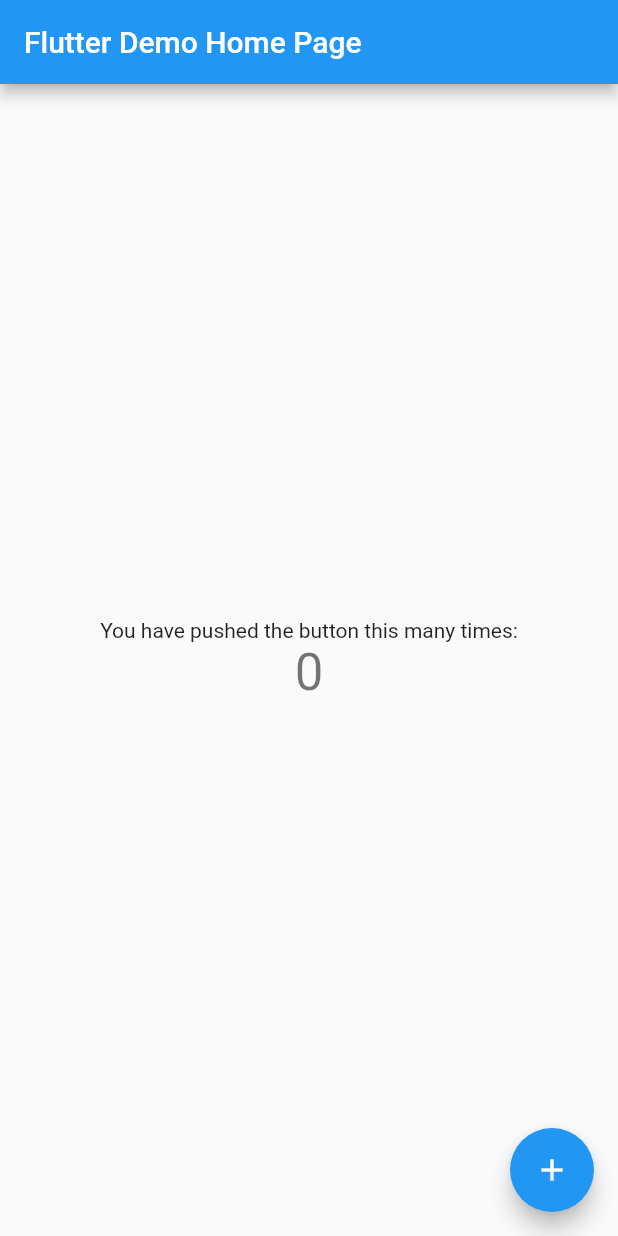
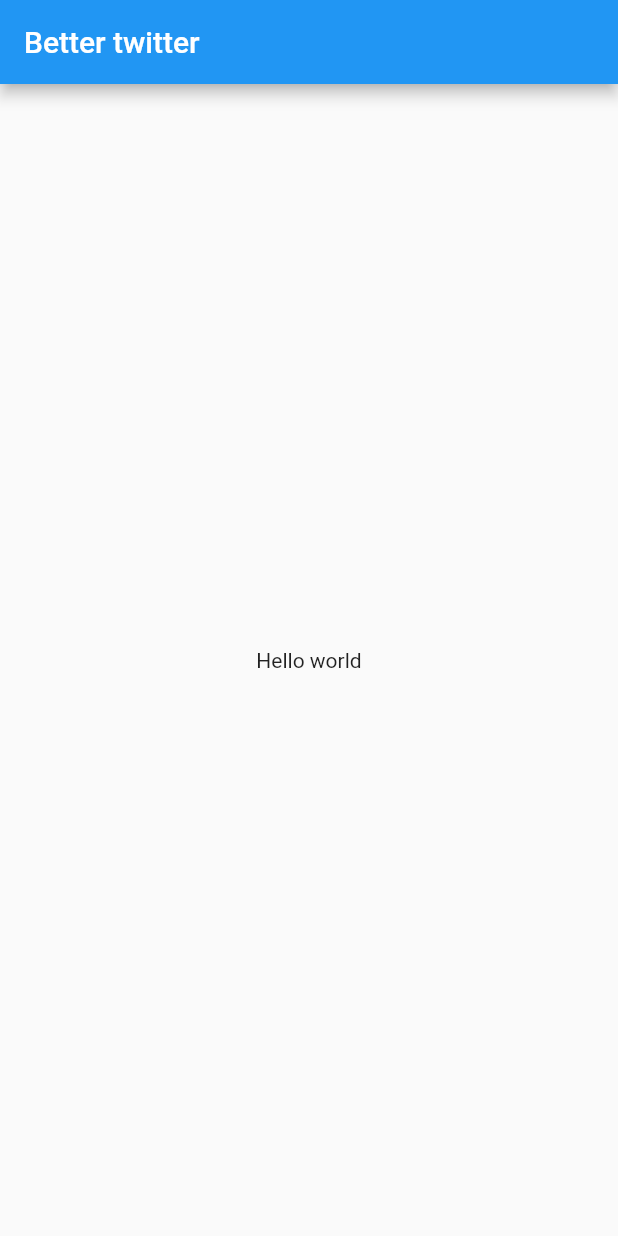
Before and after one commit to srineesh-s/BetterTwitter, a Flutter app: the screen it shows after launch, on a phone screen of 412 x 824 dp. Run offline on Flutter 3.47's test engine with Material 2 defaults, Android fonts, the phone set to English and light mode, and no system bars.

Commit message:
initialising working on the app

```diff
--- a/lib/main.dart
+++ b/lib/main.dart
@@ -11,105 +11,27 @@ class MyApp extends StatelessWidget {
   @override
   Widget build(BuildContext context) {
     return MaterialApp(
-      title: 'Flutter Demo',
+      title: 'Better twitter',
       theme: ThemeData(
-        // This is the theme of your application.
-        //
-        // Try running your application with "flutter run". You'll see the
-        // application has a blue toolbar. Then, without quitting the app, try
-        // changing the primarySwatch below to Colors.green and then invoke
-        // "hot reload" (press "r" in the console where you ran "flutter run",
-        // or simply save your changes to "hot reload" in a Flutter IDE).
-        // Notice that the counter didn't reset back to zero; the application
-        // is not restarted.
         primarySwatch: Colors.blue,
       ),
-      home: const MyHomePage(title: 'Flutter Demo Home Page'),
+      home: const TwitterHome(),
     );
   }
 }
 
-class MyHomePage extends StatefulWidget {
-  const MyHomePage({super.key, required this.title});
-
-  // This widget is the home page of your application. It is stateful, meaning
-  // that it has a State object (defined below) that contains fields that affect
-  // how it looks.
-
-  // This class is the configuration for the state. It holds the values (in this
-  // case the title) provided by the parent (in this case the App widget) and
-  // used by the build method of the State. Fields in a Widget subclass are
-  // always marked "final".
-
-  final String title;
-
-  @override
-  State<MyHomePage> createState() => _MyHomePageState();
-}
-
-class _MyHomePageState extends State<MyHomePage> {
-  int _counter = 0;
-
-  void _incrementCounter() {
-    setState(() {
-      // This call to setState tells the Flutter framework that something has
-      // changed in this State, which causes it to rerun the build method below
-      // so that the display can reflect the updated values. If we changed
-      // _counter without calling setState(), then the build method would not be
-      // called again, and so nothing would appear to happen.
-      _counter++;
-    });
-  }
+class TwitterHome extends StatelessWidget {
+  const TwitterHome({super.key});
 
   @override
   Widget build(BuildContext context) {
-    // This method is rerun every time setState is called, for instance as done
-    // by the _incrementCounter method above.
-    //
-    // The Flutter framework has been optimized to make rerunning build methods
-    // fast, so that you can just rebuild anything that needs updating rather
-    // than having to individually change instances of widgets.
     return Scaffold(
       appBar: AppBar(
-        // Here we take the value from the MyHomePage object that was created by
-        // the App.build method, and use it to set our appbar title.
-        title: Text(widget.title),
+        title: const Text('Better twitter'),
       ),
-      body: Center(
-        // Center is a layout widget. It takes a single child and positions it
-        // in the middle of the parent.
-        child: Column(
-          // Column is also a layout widget. It takes a list of children and
-          // arranges them vertically. By default, it sizes itself to fit its
-          // children horizontally, and tries to be as tall as its parent.
-          //
-          // Invoke "debug painting" (press "p" in the console, choose the
-          // "Toggle Debug Paint" action from the Flutter Inspector in Android
-          // Studio, or the "Toggle Debug Paint" command in Visual Studio Code)
-          // to see the wireframe for each widget.
-          //
-          // Column has various properties to control how it sizes itself and
-          // how it positions its children. Here we use mainAxisAlignment to
-          // center the children vertically; the main axis here is the vertical
-          // axis because Columns are vertical (the cross axis would be
-          // horizontal).
-          mainAxisAlignment: MainAxisAlignment.center,
-          children: <Widget>[
-            const Text(
-              'You have pushed the button this many times:',
-            ),
-            Text(
-              '$_counter',
-              style: Theme.of(context).textTheme.headline4,
-            ),
-          ],
-        ),
+      body: const Center(
+        child: Text('Hello world'),
       ),
-      floatingActionButton: FloatingActionButton(
-        onPressed: _incrementCounter,
-        tooltip: 'Increment',
-        child: const Icon(Icons.add),
-      ), // This trailing comma makes auto-formatting nicer for build methods.
     );
   }
 }
```
